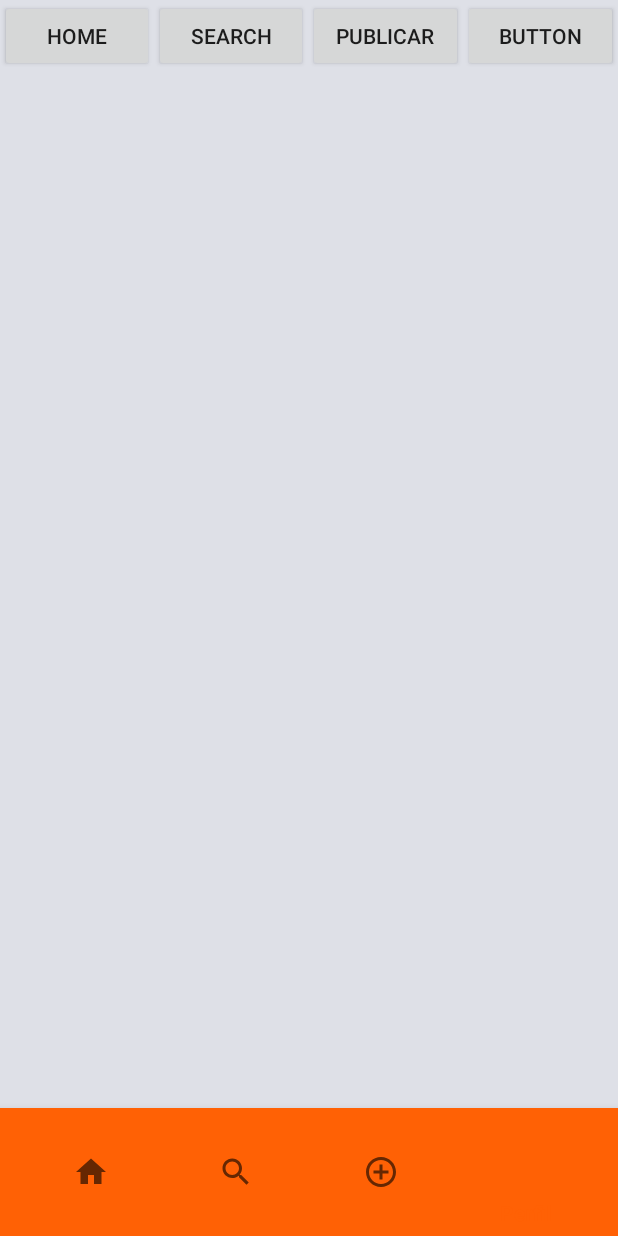
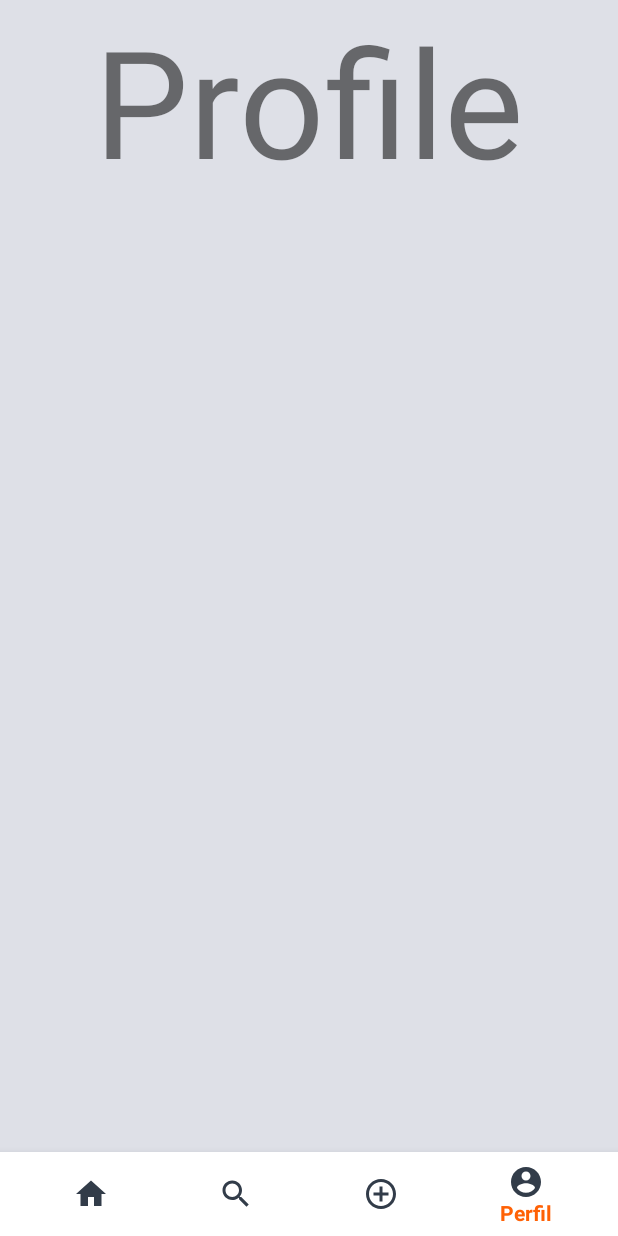
Before and after one commit to lopes-raissa/job-link-app, an Android app: the HomeActivity screen opened directly, with no data from a screen before it, item 4 of the bottom bar chosen, on a phone screen of 412 x 824 dp. Run offline under Robolectric (Android 15) with nearby library versions, the phone set to English and light mode, and no system bars.

Commit message:
Implementando comando de fragment na recycleView, mexendo no Layout da publicação e criando menu

```diff
--- a/app/src/main/java/com/example/joblink/HomeActivity.kt
+++ b/app/src/main/java/com/example/joblink/HomeActivity.kt
@@ -2,16 +2,16 @@ package com.example.joblink
 
 import androidx.appcompat.app.AppCompatActivity
 import android.os.Bundle
-import android.view.View
-import android.widget.Button
+import android.view.MenuItem
 import androidx.fragment.app.Fragment
+import com.example.joblink.fragments.HomeFragment
+import com.example.joblink.fragments.ProfileFragment
+import com.example.joblink.fragments.PublishFragment
+import com.example.joblink.fragments.SearchFragment
+import com.google.android.material.bottomnavigation.BottomNavigationView
 
-class HomeActivity : AppCompatActivity(), View.OnClickListener {
-
-    private lateinit var buttonHome: Button
-    private lateinit var buttonSearch: Button
-    private lateinit var buttonPublish: Button
-    private lateinit var buttonProfile: Button
+class HomeActivity : AppCompatActivity(), BottomNavigationView.OnNavigationItemSelectedListener {
+    private lateinit var bottomNavigationView: BottomNavigationView
 
     private lateinit var homeFragment: HomeFragment
     private lateinit var searchFragment: SearchFragment
@@ -22,22 +22,15 @@ class HomeActivity : AppCompatActivity(), View.OnClickListener {
         super.onCreate(savedInstanceState)
         setContentView(R.layout.activity_home)
 
-        buttonHome = findViewById(R.id.button_home)
-        buttonSearch = findViewById(R.id.button_search)
-        buttonPublish = findViewById(R.id.button_publish)
-        buttonProfile = findViewById(R.id.button_profile)
-
         homeFragment = HomeFragment()
         searchFragment = SearchFragment()
         publishFragment = PublishFragment()
         profileFragment = ProfileFragment()
 
-        buttonHome.setOnClickListener(this)
-        buttonSearch.setOnClickListener(this)
-        buttonPublish.setOnClickListener(this)
-        buttonProfile.setOnClickListener(this)
+        bottomNavigationView = findViewById(R.id.bottom_navigation)
+        bottomNavigationView.setOnNavigationItemSelectedListener(this)
 
-        //setFragment(homeFragment)
+        setFragment(homeFragment)
     }
 
     private fun setFragment(fragment: Fragment) {
@@ -46,20 +39,22 @@ class HomeActivity : AppCompatActivity(), View.OnClickListener {
         fragmentTransition.commit()
     }
 
-    override fun onClick(v: View) {
-        when (v.id) {
-            R.id.button_home -> {
+
+    override fun onNavigationItemSelected(item: MenuItem): Boolean {
+        when (item.itemId) {
+            R.id.menu_home -> {
                 setFragment(homeFragment)
             }
-            R.id.button_search -> {
+            R.id.menu_search -> {
                 setFragment(searchFragment)
             }
-            R.id.button_publish -> {
+            R.id.menu_publish -> {
                 setFragment(publishFragment)
             }
-            R.id.button_profile -> {
+            R.id.menu_profile -> {
                 setFragment(profileFragment)
             }
         }
+        return true
     }
 }
--- a/app/src/main/java/com/example/joblink/adapter/PublicationAdapter.kt
+++ b/app/src/main/java/com/example/joblink/adapter/PublicationAdapter.kt
@@ -3,8 +3,10 @@ package com.example.joblink.adapter
 import android.view.LayoutInflater
 import android.view.View
 import android.view.ViewGroup
+import androidx.appcompat.app.AppCompatActivity
 import androidx.recyclerview.widget.RecyclerView
 import com.example.joblink.R
+import com.example.joblink.fragments.HomeFragment
 import com.example.joblink.model.Publication
 import kotlinx.android.synthetic.main.layout_list_publications.view.*
 
--- a/app/src/main/java/com/example/joblink/HomeFragment.kt
+++ b/app/src/main/java/com/example/joblink/fragments/HomeFragment.kt
@@ -1,4 +1,4 @@
-package com.example.joblink
+package com.example.joblink.fragments
 
 import android.os.Bundle
 import androidx.fragment.app.Fragment
@@ -7,6 +7,7 @@ import android.view.View
 import android.view.ViewGroup
 import kotlinx.android.synthetic.main.fragment_home.*
 import androidx.recyclerview.widget.LinearLayoutManager
+import com.example.joblink.R
 import com.example.joblink.adapter.PublicationAdapter
 import com.example.joblink.datasource.Datasource
 
@@ -14,8 +15,6 @@ class HomeFragment : Fragment() {
 
     override fun onCreate(savedInstanceState: Bundle?) {
         super.onCreate(savedInstanceState)
-
-         startRecycleView()
     }
 
     override fun onCreateView(
@@ -25,8 +24,14 @@ class HomeFragment : Fragment() {
         return inflater.inflate(R.layout.fragment_home, container, false)
     }
 
+    override fun onActivityCreated(savedInstanceState: Bundle?) {
+        super.onActivityCreated(savedInstanceState)
+
+        startRecycleView()
+    }
+
         private fun startRecycleView() {
-        recycleViewPublcation.layoutManager = LinearLayoutManager(this)
+        recycleViewPublcation.layoutManager = LinearLayoutManager(activity)
         recycleViewPublcation.adapter = PublicationAdapter(Datasource.getPublications())
     }
 }
--- a/app/src/main/java/com/example/joblink/ProfileFragment.kt
+++ b/app/src/main/java/com/example/joblink/fragments/ProfileFragment.kt
@@ -1,10 +1,11 @@
-package com.example.joblink
+package com.example.joblink.fragments
 
 import android.os.Bundle
 import androidx.fragment.app.Fragment
 import android.view.LayoutInflater
 import android.view.View
 import android.view.ViewGroup
+import com.example.joblink.R
 
 // TODO: Rename parameter arguments, choose names that match
 // the fragment initialization parameters, e.g. ARG_ITEM_NUMBER
--- a/app/src/main/res/layout/activity_home.xml
+++ b/app/src/main/res/layout/activity_home.xml
@@ -2,61 +2,26 @@
 <RelativeLayout xmlns:android="http://schemas.android.com/apk/res/android"
     xmlns:app="http://schemas.android.com/apk/res-auto"
     xmlns:tools="http://schemas.android.com/tools"
+    android:id="@+id/page_home"
     android:layout_width="match_parent"
     android:layout_height="match_parent"
     tools:context=".HomeActivity"
     android:background="@color/backgroundOffice">
 
-    <LinearLayout
-        android:id="@+id/llContainerMenu"
-        android:layout_width="match_parent"
-        android:layout_height="wrap_content"
-        android:orientation="horizontal">
-
-        <Button
-            android:id="@+id/button_home"
-            android:layout_width="0dp"
-            android:layout_height="wrap_content"
-            android:text="Home"
-            android:layout_weight="1"/>
-
-        <Button
-            android:id="@+id/button_search"
-            android:layout_width="0dp"
-            android:layout_height="wrap_content"
-            android:text="Search"
-            android:layout_weight="1"/>
-
-        <Button
-            android:id="@+id/button_publish"
-            android:layout_width="0dp"
-            android:layout_height="wrap_content"
-            android:text="Publicar"
-            android:layout_weight="1"/>
-
-        <Button
-            android:id="@+id/button_profile"
-            android:layout_width="0dp"
-            android:layout_height="wrap_content"
-            android:text="Button"
-            android:layout_weight="1"/>
-
-    </LinearLayout>
-
     <FrameLayout
         android:id="@+id/frame_fragments"
         android:layout_width="match_parent"
         android:layout_height="match_parent"
-        android:layout_below="@+id/llContainerMenu"
         android:layout_above="@+id/bottom_navigation"/>
 
     <com.google.android.material.bottomnavigation.BottomNavigationView
         android:id="@+id/bottom_navigation"
         android:layout_width="match_parent"
-        android:layout_height="85dp"
-        android:background="@color/colorPrimary"
+        android:layout_height="wrap_content"
+        android:background="@android:color/white"
         android:layout_alignParentBottom="true"
-        app:menu="@menu/bottom_menu"/>
+        app:menu="@menu/bottom_menu"
+        app:itemIconTint="@color/colorTitles"/>
 
 
 
--- a/app/src/main/res/layout/fragment_home.xml
+++ b/app/src/main/res/layout/fragment_home.xml
@@ -4,7 +4,7 @@
     xmlns:tools="http://schemas.android.com/tools"
     android:layout_width="match_parent"
     android:layout_height="match_parent"
-    tools:context=".HomeFragment">
+    tools:context=".fragments.HomeFragment">
 
     <androidx.recyclerview.widget.RecyclerView
         android:id="@+id/recycleViewPublcation"
@@ -12,6 +12,7 @@
         android:layout_height="wrap_content"
         app:layout_constraintEnd_toEndOf="parent"
         app:layout_constraintStart_toStartOf="parent"
-        app:layout_constraintTop_toTopOf="parent" />
+        app:layout_constraintTop_toTopOf="parent"
+        tools:listitem="@layout/layout_list_publications"/>
 
 </androidx.constraintlayout.widget.ConstraintLayout>
--- a/app/src/main/res/layout/fragment_profile.xml
+++ b/app/src/main/res/layout/fragment_profile.xml
@@ -4,7 +4,7 @@
     xmlns:tools="http://schemas.android.com/tools"
     android:layout_width="match_parent"
     android:layout_height="match_parent"
-    tools:context=".ProfileFragment">
+    tools:context=".fragments.ProfileFragment">
 
     <TextView
         android:layout_width="wrap_content"
--- a/app/src/main/res/layout/fragment_publish.xml
+++ b/app/src/main/res/layout/fragment_publish.xml
@@ -4,7 +4,7 @@
     xmlns:tools="http://schemas.android.com/tools"
     android:layout_width="match_parent"
     android:layout_height="match_parent"
-    tools:context=".PublishFragment">
+    tools:context=".fragments.PublishFragment">
 
     <!-- TODO: Update blank fragment layout -->
     <TextView
--- a/app/src/main/res/layout/fragment_search.xml
+++ b/app/src/main/res/layout/fragment_search.xml
@@ -5,7 +5,7 @@
     android:layout_width="match_parent"
     android:layout_height="match_parent"
     android:background="@color/backgroundOffice"
-    tools:context=".SearchFragment">
+    tools:context=".fragments.SearchFragment">
 
     <!-- TODO: Update blank fragment layout -->
     <TextView
--- a/app/src/main/res/menu/bottom_menu.xml
+++ b/app/src/main/res/menu/bottom_menu.xml
@@ -7,7 +7,7 @@
         android:icon="@drawable/home_icon"
         app:showAsAction="always"/>
 
-    <item android:id="@+id/menu_searh"
+    <item android:id="@+id/menu_search"
         android:title="Buscar"
         android:icon="@drawable/search_icon"
         app:showAsAction="always"/>
```
Also changed, not shown: app/src/main/java/com/example/joblink/fragments/PublishFragment.kt (renamed from app/src/main/java/com/example/joblink/SearchFragment.kt, +4 -4 lines), app/src/main/java/com/example/joblink/fragments/SearchFragment.kt (renamed from app/src/main/java/com/example/joblink/PublishFragment.kt, +5 -3 lines), app/src/main/res/layout/layout_list_publications.xml (+9 -6 lines), app/src/main/res/drawable/eletricista.jpg (added).
